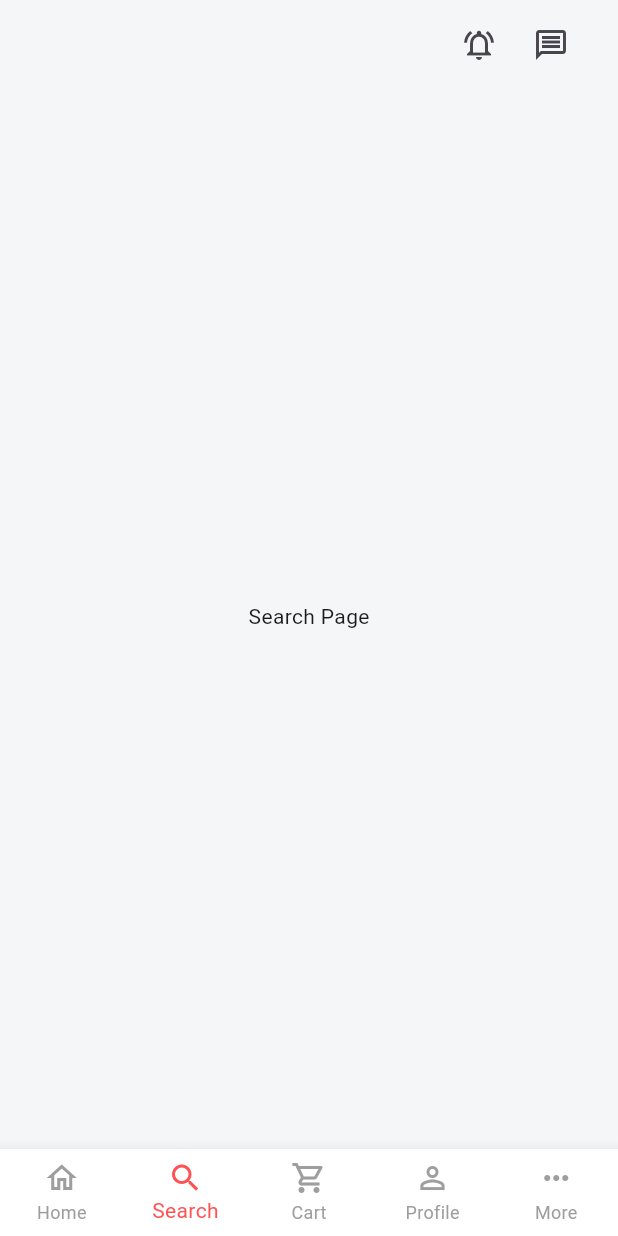
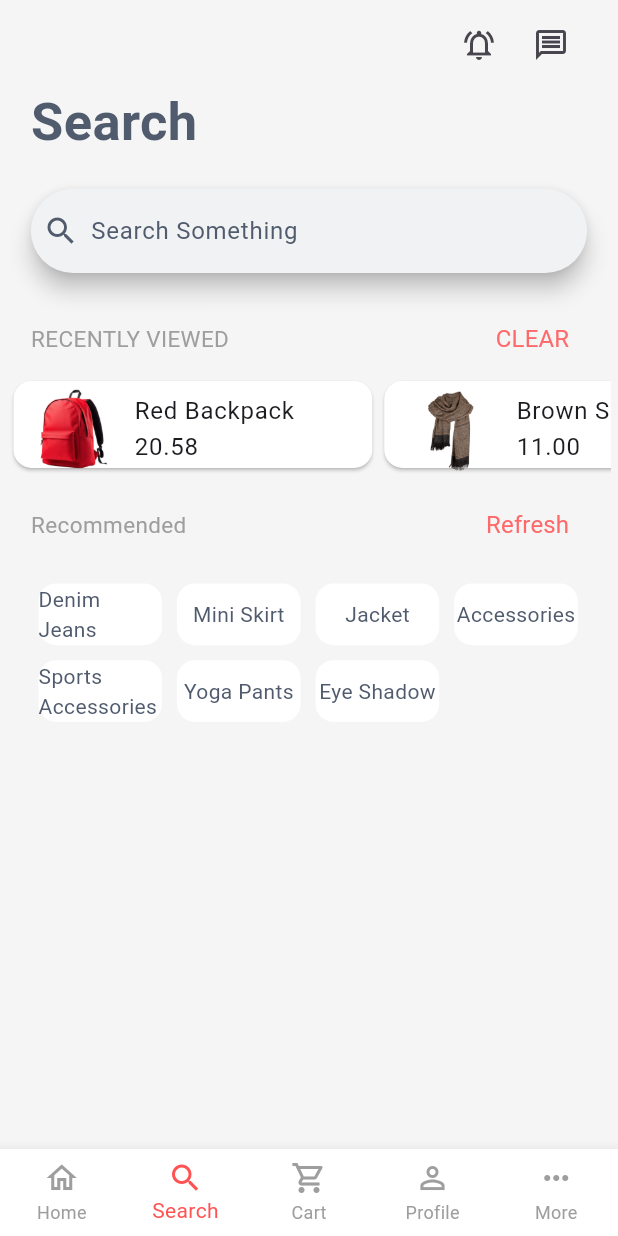
Before and after one commit to TASH-8/e_commerce_app, a Flutter app: the screen it shows after launch, item 2 of the bottom bar chosen, on a phone screen of 412 x 824 dp. Run offline on Flutter 3.47's test engine with Material 3 defaults, Android fonts, the light colour scheme and no system bars; drawn by our look-alikes of auto_size_text; our stand-ins replace bloc, equatable, flutter_bloc, flutter_svg, go_router, smooth_page_indicator.

Commit message:
adding search page with animations and fixing the add to cart and share button problem

```diff
--- a/lib/core/routing/app_router.dart
+++ b/lib/core/routing/app_router.dart
@@ -5,6 +5,7 @@ import 'package:e_commerce_app/features/login/presentation/pages/login_page.dart
 import 'package:e_commerce_app/features/product/presentation/pages/product_preview_page.dart';
 import 'package:e_commerce_app/features/categories/presentation/pages/categories_page.dart';
 import 'package:e_commerce_app/features/profile/presentation/pages/profile_screen.dart';
+import 'package:e_commerce_app/features/search/presentation/pages/search_screen.dart';
 import 'package:e_commerce_app/features/signup/presentation/pages/signup_page.dart';
 import 'package:go_router/go_router.dart';
 
@@ -17,6 +18,10 @@ class AppRouter {
     GoRoute(
       path: '/product',
       builder: (context, state) => const ProductPreviewScreen(),
+    ),
+        GoRoute(
+      path: '/search',
+      builder: (context, state) => const SearchScreen(),
     ),
     GoRoute(
       path: '/cart',
--- a/lib/core/theming/colors_manger.dart
+++ b/lib/core/theming/colors_manger.dart
@@ -6,7 +6,7 @@ class ColorManger {
   static const Color grey = Colors.grey;
   static const Color white = Colors.white;
   static const Color amber = Colors.amber;
-  static Color greyshade100 = const Color(0xffF5F6F8) ;
+  static Color greyshade100 = Colors.grey.shade100;
 
   static Color lightTurquoiseFade = const Color(0xFF79E1F4);
   static Color oeeperBlueFade = const Color(0xFF3DA6F0);
--- a/lib/core/utils/constants.dart
+++ b/lib/core/utils/constants.dart
@@ -1,4 +1,5 @@
 // ignore_for_file: constant_identifier_names
+
 
 class Constants {
   Constants._();
@@ -113,14 +114,32 @@ class Constants {
   static const String privacyPolicyTitle = "Privacy Policy";
   static const String faqTitle = "Frequently Asked Questions";
   static const String legalInformationTitle = "Legal Information";
-  static const String CARTISEMPTY = "Cart is empty" ;
+  static const String CARTISEMPTY = "Cart is empty";
 
   static const String CART = "Cart";
   static const String TOTAL = "TOTAL";
   static const String FREE_SHIPPING = "Free Domestic Shipping";
   static const String CHECKOUT = "CHECKOUT";
-    static const String PRODUCTADDEDTOCART = "Product added to cart!";
-        static const String DISMISS = "Dismiss" ;
+  static const String PRODUCTADDEDTOCART = "Product added to cart!";
+  static const String DISMISS = "Dismiss";
+
+  static const String search = "Search";
+  static const String searchInfoBackpack = "Red Backpack\n20.58";
+  static const String searchInfoScarf = "Brown Scarf\n11.00";
+
+  static const String denimJeans = "Denim Jeans";
+  static const String miniSkirt = "Mini Skirt";
+  static const String jacket = "Jacket";
+  static const String accessories = "Accessories";
+  static const String sportsAccessories = "Sports Accessories";
+  static const String yogaPants = "Yoga Pants";
+  static const String eyeShadow = "Eye Shadow";
+  static const String RECENTLYVIEWD = "RECENTLY VIEWED" ;
+  static const String CLEAR = "CLEAR" ;
+    static const String Recommended = "Recommended" ;
+    static const String Refresh = "Refresh" ;
+    static const String SearchSomthing = "Search Something" ;
+    static const String GOTOCART = "SEE CART?" ;
 
 
 
--- a/lib/features/home/presentation/pages/homescreen.dart
+++ b/lib/features/home/presentation/pages/homescreen.dart
@@ -1,9 +1,9 @@
 import 'package:e_commerce_app/core/theming/colors_manger.dart';
 import 'package:e_commerce_app/features/cart/presentation/pages/cart_screen.dart';
 import 'package:e_commerce_app/features/home/presentation/pages/homepage.dart';
-import 'package:e_commerce_app/features/home/presentation/widgets/appbar_builder.dart';
 import 'package:e_commerce_app/features/more/presentation/pages/more_screen.dart';
 import 'package:e_commerce_app/features/profile/presentation/pages/profile_screen.dart';
+import 'package:e_commerce_app/features/search/presentation/pages/search_screen.dart';
 import 'package:flutter/material.dart';
 
 class HomeScreen extends StatefulWidget {
@@ -19,7 +19,7 @@ class _HomeScreenState extends State<HomeScreen> {
   // Define the screens for each tab
   final List<Widget> _pages = [
     const HomePage(),
-    const Center(child: Text('Search Page')),
+    const SearchScreen(),
     const CartScreen(),
     const ProfileScreen(),
     const MoreScreen(),
@@ -29,13 +29,6 @@ class _HomeScreenState extends State<HomeScreen> {
   Widget build(BuildContext context) {
     return Scaffold(
       backgroundColor: ColorManger.greyshade100,
-      appBar: PreferredSize(
-        preferredSize: const Size.fromHeight(kToolbarHeight),
-        child: buildHomeScreenAppBar(
-          backgroundColor: Colors.grey.shade100,
-          context: context,
-        ),
-      ),
       body: _pages[
           _currentIndex], // Use the current index to switch between pages.
       bottomNavigationBar: buildBottomNavigationBar(
--- a/lib/features/home/presentation/widgets/custom_items_row.dart
+++ b/lib/features/home/presentation/widgets/custom_items_row.dart
@@ -10,10 +10,7 @@ class CustomItemsRow extends StatelessWidget {
 
   @override
   Widget build(BuildContext context) {
-    final screenWidth = MediaQuery.of(context).size.width;
-    return Padding(
-      padding: EdgeInsets.symmetric(horizontal: screenWidth * 0.02),
-      child: const SingleChildScrollView(
+    return const SingleChildScrollView(
       scrollDirection: Axis.horizontal,
       child: Row(
         children: [
@@ -40,7 +37,6 @@ class CustomItemsRow extends StatelessWidget {
           )
         ],
       ),
-      ),
     );
   }
 }
--- /dev/null
+++ b/lib/features/search/presentation/pages/search_screen.dart
@@ -0,0 +1,78 @@
+import 'package:auto_size_text/auto_size_text.dart';
+import 'package:e_commerce_app/core/app_images/app_images.dart';
+import 'package:e_commerce_app/core/theming/colors_manger.dart';
+import 'package:e_commerce_app/core/theming/text_styles.dart';
+import 'package:e_commerce_app/core/utils/constants.dart';
+import 'package:e_commerce_app/features/home/presentation/widgets/appbar_builder.dart';
+import 'package:e_commerce_app/features/product/presentation/widgets/side_custom_padding.dart';
+import 'package:e_commerce_app/features/search/presentation/widgets/item_card.dart';
+import 'package:e_commerce_app/features/search/presentation/widgets/recently_clear_btn.dart';
+import 'package:e_commerce_app/features/search/presentation/widgets/recommended_items.dart';
+import 'package:e_commerce_app/features/search/presentation/widgets/recommended_refresh_btn.dart';
+import 'package:e_commerce_app/features/search/presentation/widgets/search_field.dart';
+import 'package:flutter/material.dart';
+
+class SearchScreen extends StatelessWidget {
+  const SearchScreen({super.key});
+
+  @override
+  Widget build(BuildContext context) {
+    return Scaffold(
+      appBar: PreferredSize(
+        preferredSize: const Size.fromHeight(kToolbarHeight),
+        child: buildHomeScreenAppBar(
+          backgroundColor: Colors.grey.shade100,
+          context: context,
+        ),
+      ),
+      backgroundColor: ColorManger.greyshade100,
+      body: SingleChildScrollView(
+        child: Column(
+          crossAxisAlignment: CrossAxisAlignment.start,
+          children: [
+            SidesCustomPadding(
+              child: AutoSizeText(
+                Constants.search,
+                style: TextStyles.font35CustomGreyBold,
+              ),
+            ),
+            const SizedBox(
+              height: 20,
+            ),
+            const SearchField(),
+            const SizedBox(
+              height: 20,
+            ),
+            const RecentlyAndClearBtn(),
+            const Padding(
+              padding: EdgeInsets.symmetric(horizontal: 5),
+              child: SingleChildScrollView(
+                scrollDirection: Axis.horizontal,
+                child: Row(
+                  children: [
+                    ItemCard(
+                      itemPic: Assets.assetsRedBackpack,
+                      itemNameAndPrice: Constants.searchInfoBackpack,
+                    ),
+                    ItemCard(
+                      itemPic: Assets.assetsScarfPNG25,
+                      itemNameAndPrice: Constants.searchInfoScarf,
+                    ),
+                  ],
+                ),
+              ),
+            ),
+            const SizedBox(
+              height: 10,
+            ),
+            const RecommendedAndRefreshBtn(),
+            const SizedBox(
+              height: 10,
+            ),
+            const RecommendedItems()
+          ],
+        ),
+      ),
+    );
+  }
+}
--- /dev/null
+++ b/lib/features/search/presentation/widgets/item_card.dart
@@ -0,0 +1,91 @@
+import 'package:auto_size_text/auto_size_text.dart';
+import 'package:flutter/material.dart';
+
+class ItemCard extends StatefulWidget {
+  const ItemCard({
+    super.key,
+    required this.itemPic,
+    required this.itemNameAndPrice,
+  });
+
+  final String itemPic;
+  final String itemNameAndPrice;
+
+  @override
+  _ItemCardState createState() => _ItemCardState();
+}
+
+class _ItemCardState extends State<ItemCard>
+    with SingleTickerProviderStateMixin {
+  late AnimationController _controller;
+  late Animation<double> _opacityAnimation;
+  late Animation<Offset> _slideAnimation;
+
+  @override
+  void initState() {
+    super.initState();
+
+    // Initialize the animation controller
+    _controller = AnimationController(
+      vsync: this,
+      duration: const Duration(milliseconds: 600),
+    );
+
+    // Define the opacity animation
+    _opacityAnimation = Tween<double>(begin: 0.0, end: 1.0).animate(
+      CurvedAnimation(
+        parent: _controller,
+        curve: Curves.easeIn,
+      ),
+    );
+
+    // Define the slide animation
+    _slideAnimation = Tween<Offset>(
+      begin: const Offset(0, 0.5), // Start from slightly below
+      end: Offset.zero, // End at the original position
+    ).animate(
+      CurvedAnimation(
+        parent: _controller,
+        curve: Curves.easeOut,
+      ),
+    );
+
+    // Start the animation
+    _controller.forward();
+  }
+
+  @override
+  void dispose() {
+    _controller.dispose();
+    super.dispose();
+  }
+
+  @override
+  Widget build(BuildContext context) {
+    final screenWidth = MediaQuery.of(context).size.width;
+    final screenHeight = MediaQuery.of(context).size.height;
+
+    return AnimatedBuilder(
+      animation: _controller,
+      builder: (context, child) {
+        return Opacity(
+          opacity: _opacityAnimation.value,
+          child: Transform.translate(
+            offset: _slideAnimation.value,
+            child: SizedBox(
+              height: screenHeight * 0.08,
+              width: screenWidth * 0.6,
+              child: Card(
+                color: Colors.white,
+                child: ListTile(
+                  leading: Image.asset(widget.itemPic),
+                  title: AutoSizeText(widget.itemNameAndPrice),
+                ),
+              ),
+            ),
+          ),
+        );
+      },
+    );
+  }
+}
--- /dev/null
+++ b/lib/features/search/presentation/widgets/recently_clear_btn.dart
@@ -0,0 +1,41 @@
+import 'package:auto_size_text/auto_size_text.dart';
+import 'package:e_commerce_app/core/theming/text_styles.dart';
+import 'package:e_commerce_app/core/utils/constants.dart';
+import 'package:e_commerce_app/features/product/presentation/widgets/side_custom_padding.dart';
+import 'package:flutter/material.dart';
+
+class RecentlyAndClearBtn extends StatelessWidget {
+  const RecentlyAndClearBtn({
+    super.key,
+  });
+
+  @override
+  Widget build(BuildContext context) {
+    return SidesCustomPadding(
+      child: Row(
+        mainAxisAlignment: MainAxisAlignment.spaceBetween,
+        children: [
+          const Flexible(
+            child: AutoSizeText(
+              maxLines: 1,
+              overflow: TextOverflow.ellipsis,
+              Constants.RECENTLYVIEWD,
+              style: TextStyles.font15GreyNormal,
+            ),
+          ),
+          Flexible(
+            child: TextButton(
+              onPressed: () {},
+              child: const AutoSizeText(
+                maxLines: 1,
+                overflow: TextOverflow.ellipsis,
+                Constants.CLEAR,
+                style: TextStyles.font16RedAccentNormal,
+              ),
+            ),
+          )
+        ],
+      ),
+    );
+  }
+}
--- /dev/null
+++ b/lib/features/search/presentation/widgets/recommended_items.dart
@@ -0,0 +1,104 @@
+import 'package:auto_size_text/auto_size_text.dart';
+import 'package:e_commerce_app/core/theming/colors_manger.dart';
+import 'package:e_commerce_app/core/theming/text_styles.dart';
+import 'package:e_commerce_app/features/product/presentation/widgets/side_custom_padding.dart';
+import 'package:e_commerce_app/features/search/presentation/widgets/recommened_items_list.dart';
+import 'package:flutter/material.dart';
+
+class RecommendedItems extends StatefulWidget {
+  const RecommendedItems({
+    super.key,
+  });
+
+  @override
+  _RecommendedItemsState createState() => _RecommendedItemsState();
+}
+
+class _RecommendedItemsState extends State<RecommendedItems>
+    with SingleTickerProviderStateMixin {
+  late AnimationController _controller;
+  late Animation<double> _opacityAnimation;
+  late Animation<double> _scaleAnimation;
+
+  @override
+  void initState() {
+    super.initState();
+
+    // Initialize the animation controller
+    _controller = AnimationController(
+      vsync: this,
+      duration: const Duration(milliseconds: 500),
+    );
+
+    // Define the opacity animation
+    _opacityAnimation = Tween<double>(begin: 0.0, end: 1.0).animate(
+      CurvedAnimation(
+        parent: _controller,
+        curve: Curves.easeIn,
+      ),
+    );
+
+    // Define the scale animation
+    _scaleAnimation = Tween<double>(begin: 0.5, end: 1.0).animate(
+      CurvedAnimation(
+        parent: _controller,
+        curve: Curves.easeInOut,
+      ),
+    );
+
+    // Start the animation
+    _controller.forward();
+  }
+
+  @override
+  void dispose() {
+    _controller.dispose();
+    super.dispose();
+  }
+
+  @override
+  Widget build(BuildContext context) {
+    final screenWidth = MediaQuery.of(context).size.width;
+    final screenHeight = MediaQuery.of(context).size.height;
+
+    return SidesCustomPadding(
+      child: Wrap(
+        children: [
+          ...List.generate(
+            recommendedSearchItems.length,
+            (index) => AnimatedBuilder(
+              animation: _controller,
+              builder: (context, child) {
+                return Opacity(
+                  opacity: _opacityAnimation.value,
+                  child: Transform.scale(
+                    scale: _scaleAnimation.value,
+                    child: Padding(
+                      padding: const EdgeInsets.all(5.0),
+                      child: InkWell(
+                        child: Container(
+                          decoration: BoxDecoration(
+                            borderRadius: BorderRadius.circular(12),
+                            color: ColorManger.white,
+                          ),
+                          height: screenHeight * 0.05,
+                          width: screenWidth * 0.2,
+                          child: Center(
+                            child: AutoSizeText(
+                              recommendedSearchItems[index],
+                              style: TextStyles.font14CustomGreyRegular,
+                            ),
+                          ),
+                        ),
+                      ),
+                    ),
+                  ),
+                );
+              },
+            ),
+          ),
+        ],
+      ),
+    );
+  }
+}
--- /dev/null
+++ b/lib/features/search/presentation/widgets/recommended_refresh_btn.dart
@@ -0,0 +1,41 @@
+import 'package:auto_size_text/auto_size_text.dart';
+import 'package:e_commerce_app/core/theming/text_styles.dart';
+import 'package:e_commerce_app/core/utils/constants.dart';
+import 'package:e_commerce_app/features/product/presentation/widgets/side_custom_padding.dart';
+import 'package:flutter/material.dart';
+
+class RecommendedAndRefreshBtn extends StatelessWidget {
+  const RecommendedAndRefreshBtn({
+    super.key,
+  });
+
+  @override
+  Widget build(BuildContext context) {
+    return SidesCustomPadding(
+      child: Row(
+        mainAxisAlignment: MainAxisAlignment.spaceBetween,
+        children: [
+          const Flexible(
+            child: AutoSizeText(
+              Constants.Recommended,
+              maxLines: 1,
+              overflow: TextOverflow.ellipsis,
+              style: TextStyles.font15GreyNormal,
+            ),
+          ),
+          Flexible(
+            child: TextButton(
+              onPressed: () {},
+              child: const AutoSizeText(
+                Constants.Refresh,
+                maxLines: 1,
+                overflow: TextOverflow.ellipsis,
+                style: TextStyles.font16RedAccentNormal,
+              ),
+            ),
+          ),
+        ],
+      ),
+    );
+  }
+}
--- /dev/null
+++ b/lib/features/search/presentation/widgets/recommened_items_list.dart
@@ -0,0 +1,11 @@
+import 'package:e_commerce_app/core/utils/constants.dart';
+
+final List<String> recommendedSearchItems = [
+  Constants.denimJeans,
+  Constants.miniSkirt,
+  Constants.jacket,
+  Constants.accessories,
+  Constants.sportsAccessories,
+  Constants.yogaPants,
+  Constants.eyeShadow
+];
--- /dev/null
+++ b/lib/features/search/presentation/widgets/search_field.dart
@@ -0,0 +1,32 @@
+import 'package:e_commerce_app/core/theming/colors_manger.dart';
+import 'package:e_commerce_app/core/utils/constants.dart';
+import 'package:e_commerce_app/features/product/presentation/widgets/side_custom_padding.dart';
+import 'package:flutter/material.dart';
+
+class SearchField extends StatelessWidget {
+  const SearchField({
+    super.key,
+  });
+
+  @override
+  Widget build(BuildContext context) {
+    final TextEditingController controller = TextEditingController();
+
+    return SidesCustomPadding(
+      child: SearchBar(
+        controller: controller,
+        leading: Icon(
+          Icons.search,
+          color: ColorManger.greyCustomShade,
+        ),
+        hintText: Constants.SearchSomthing,
+        backgroundColor: const WidgetStatePropertyAll(Color(0xfff1f2f3)),
+        hintStyle: WidgetStatePropertyAll(
+          TextStyle(
+            color: ColorManger.greyCustomShade,
+          ),
+        ),
+      ),
+    );
+  }
+}
```
Also changed, not shown: lib/features/cart/presentation/pages/cart_screen.dart (+8 -0 lines), lib/features/home/presentation/pages/homepage.dart (+11 -1 lines), lib/features/more/presentation/pages/more_screen.dart (+8 -0 lines), lib/features/product/presentation/widgets/add_to_cart.dart (renamed from lib/features/product/presentation/widgets/custom_share_add_to_cart_btn.dart, +14 -24 lines), lib/features/product/presentation/widgets/app_bar_builder.dart (+8 -3 lines), lib/features/product/presentation/widgets/share_add_to_cart_btn.dart (+5 -22 lines), lib/features/product/presentation/widgets/share_btn.dart (added, +65 -0 lines), lib/features/profile/presentation/pages/profile_screen.dart (+8 -0 lines). Lines whose indentation alone changed are shown as unchanged.
